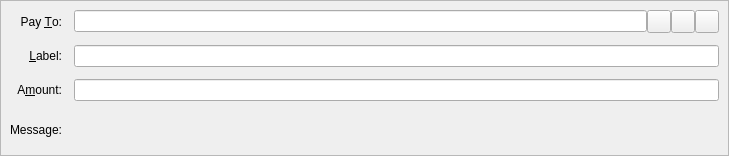
Old version of the form src/qt/forms/sendcoinsentry.ui in the repository weoka/MonkeyV2.
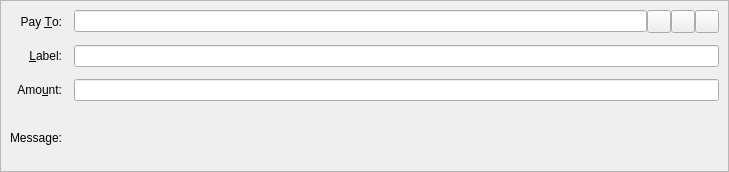
New version of the form. Icons and pictures are not drawn. Custom widgets are drawn as their Qt base class.

What changed in the file:
```diff
--- a/src/qt/forms/sendcoinsentry.ui
+++ b/src/qt/forms/sendcoinsentry.ui
@@ -7,7 +7,7 @@
     <x>0</x>
     <y>0</y>
     <width>729</width>
-    <height>156</height>
+    <height>172</height>
    </rect>
   </property>
   <property name="focusPolicy">
@@ -128,7 +128,7 @@
     <item row="2" column="0">
      <widget class="QLabel" name="amountLabel">
       <property name="text">
-       <string>A&amp;mount:</string>
+       <string>Amo&amp;unt:</string>
       </property>
       <property name="alignment">
        <set>Qt::AlignRight|Qt::AlignTrailing|Qt::AlignVCenter</set>
```
Left out of the diff: 8 changed lines with no effect on the pictures.
